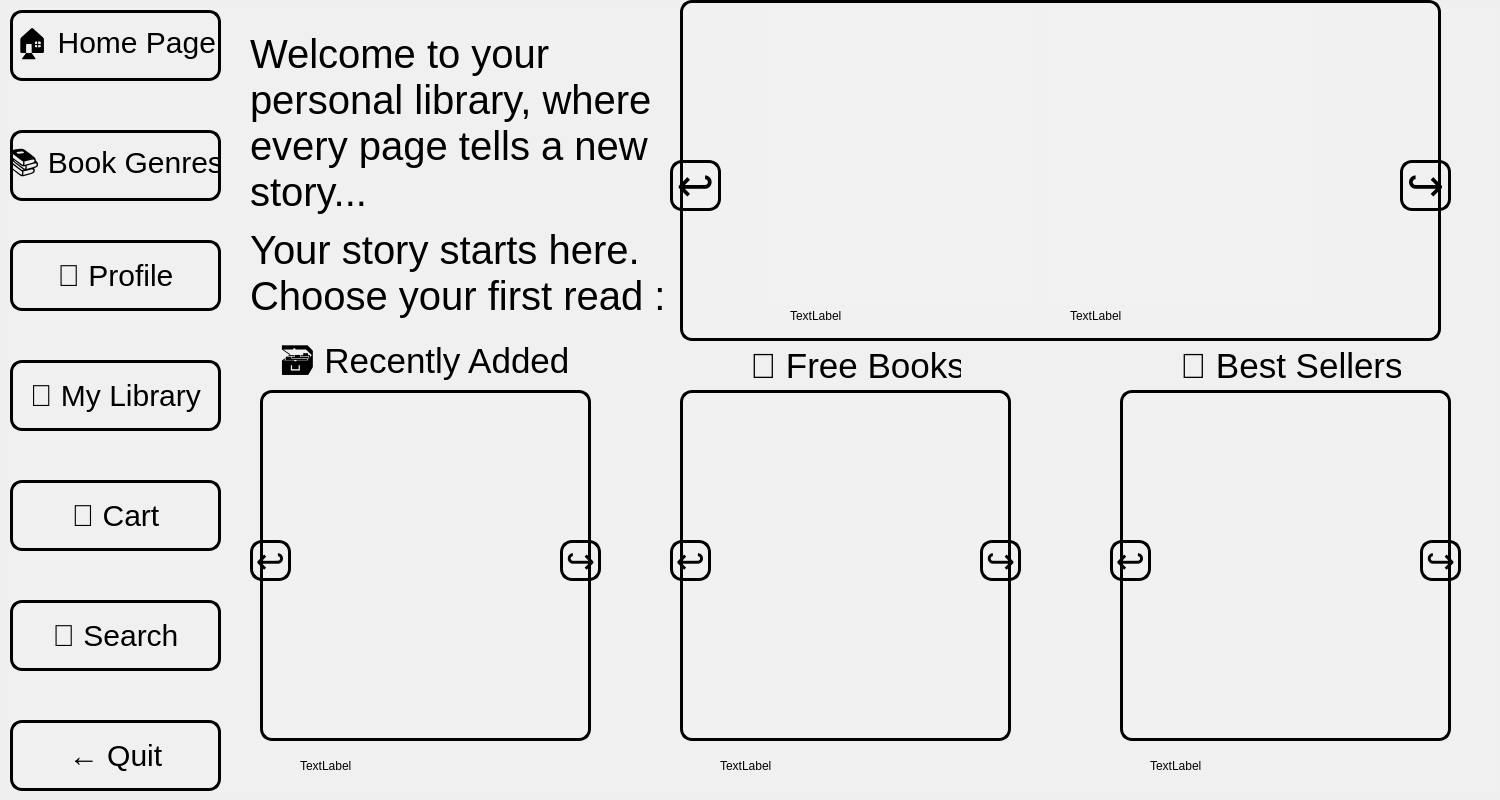
Qt form BookClubProject/appWindow/userwindow.ui (mohammadshirizadeh-sudo/book-club) before a commit.
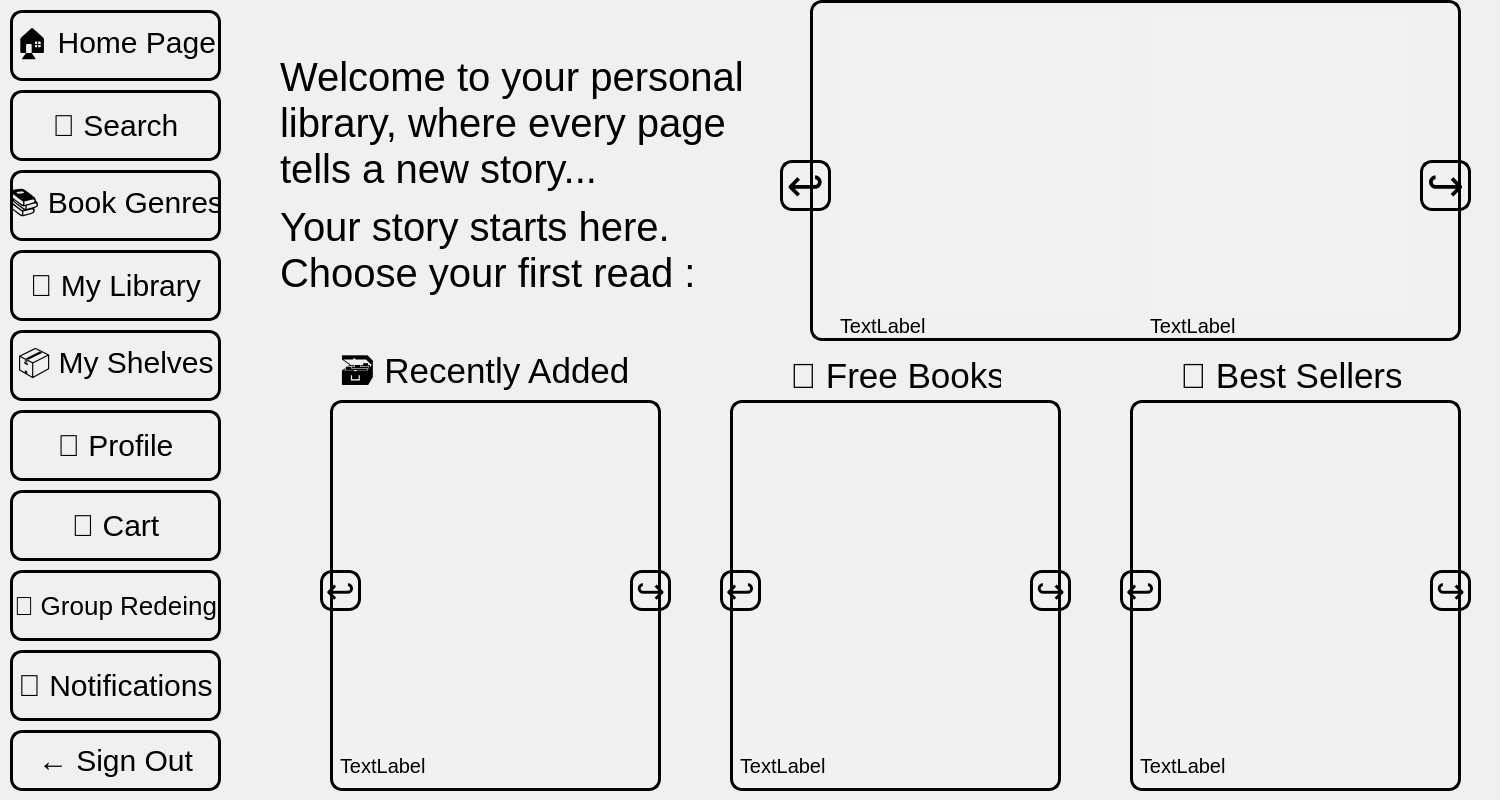
The same form after that commit. Icons and pictures are not drawn.

Commit message: added necessary push buttons for user window

Patch:
```diff
--- a/BookClubProject/appWindow/userwindow.ui
+++ b/BookClubProject/appWindow/userwindow.ui
@@ -66,7 +66,7 @@
     <property name="geometry">
      <rect>
       <x>10</x>
-      <y>240</y>
+      <y>410</y>
       <width>211</width>
       <height>71</height>
      </rect>
@@ -88,7 +88,7 @@
     <property name="geometry">
      <rect>
       <x>10</x>
-      <y>360</y>
+      <y>250</y>
       <width>211</width>
       <height>71</height>
      </rect>
@@ -110,7 +110,7 @@
     <property name="geometry">
      <rect>
       <x>10</x>
-      <y>480</y>
+      <y>490</y>
       <width>211</width>
       <height>71</height>
      </rect>
@@ -132,7 +132,7 @@
     <property name="geometry">
      <rect>
       <x>10</x>
-      <y>600</y>
+      <y>90</y>
       <width>211</width>
       <height>71</height>
      </rect>
@@ -154,9 +154,9 @@
     <property name="geometry">
      <rect>
       <x>10</x>
-      <y>720</y>
+      <y>730</y>
       <width>211</width>
-      <height>71</height>
+      <height>61</height>
      </rect>
     </property>
     <property name="styleSheet">
@@ -169,14 +169,14 @@
 }</string>
     </property>
     <property name="text">
-     <string>← Quit</string>
+     <string>← Sign Out</string>
     </property>
    </widget>
    <widget class="QPushButton" name="pushButton_7">
     <property name="geometry">
      <rect>
       <x>10</x>
-      <y>130</y>
+      <y>170</y>
       <width>211</width>
       <height>71</height>
      </rect>
@@ -197,9 +197,9 @@
    <widget class="QLabel" name="label_2">
     <property name="geometry">
      <rect>
-      <x>250</x>
+      <x>280</x>
       <y>20</y>
-      <width>431</width>
+      <width>481</width>
       <height>311</height>
      </rect>
     </property>
@@ -222,8 +222,8 @@
    <widget class="QLabel" name="label_4">
     <property name="geometry">
      <rect>
-      <x>280</x>
-      <y>340</y>
+      <x>340</x>
+      <y>350</y>
       <width>291</width>
       <height>51</height>
      </rect>
@@ -243,8 +243,8 @@
    <widget class="QLabel" name="label_5">
     <property name="geometry">
      <rect>
-      <x>750</x>
-      <y>340</y>
+      <x>790</x>
+      <y>350</y>
       <width>211</width>
       <height>51</height>
      </rect>
@@ -265,7 +265,7 @@
     <property name="geometry">
      <rect>
       <x>1180</x>
-      <y>340</y>
+      <y>350</y>
       <width>221</width>
       <height>51</height>
      </rect>
@@ -285,8 +285,8 @@
    <widget class="QPushButton" name="nextPushButton">
     <property name="geometry">
      <rect>
-      <x>980</x>
-      <y>540</y>
+      <x>1030</x>
+      <y>570</y>
       <width>41</width>
       <height>41</height>
      </rect>
@@ -306,8 +306,8 @@
    <widget class="QPushButton" name="prevPushButton">
     <property name="geometry">
      <rect>
-      <x>670</x>
-      <y>540</y>
+      <x>720</x>
+      <y>570</y>
       <width>41</width>
       <height>41</height>
      </rect>
@@ -327,7 +327,7 @@
    <widget class="QPushButton" name="nextRecPushButton">
     <property name="geometry">
      <rect>
-      <x>1400</x>
+      <x>1420</x>
       <y>160</y>
       <width>51</width>
       <height>51</height>
@@ -347,7 +347,7 @@
    <widget class="QPushButton" name="prevRecPushButton">
     <property name="geometry">
      <rect>
-      <x>670</x>
+      <x>780</x>
       <y>160</y>
       <width>51</width>
       <height>51</height>
@@ -367,8 +367,8 @@
    <widget class="QPushButton" name="prevNewPushButton">
     <property name="geometry">
      <rect>
-      <x>250</x>
-      <y>540</y>
+      <x>320</x>
+      <y>570</y>
       <width>41</width>
       <height>41</height>
      </rect>
@@ -388,8 +388,8 @@
    <widget class="QPushButton" name="nextNewPushButton">
     <property name="geometry">
      <rect>
-      <x>560</x>
-      <y>540</y>
+      <x>630</x>
+      <y>570</y>
       <width>41</width>
       <height>41</height>
      </rect>
@@ -409,8 +409,8 @@
    <widget class="QPushButton" name="prevBestSellerPushButton">
     <property name="geometry">
      <rect>
-      <x>1110</x>
-      <y>540</y>
+      <x>1120</x>
+      <y>570</y>
       <width>41</width>
       <height>41</height>
      </rect>
@@ -429,8 +429,8 @@
    <widget class="QPushButton" name="nextBestSellerPushButton">
     <property name="geometry">
      <rect>
-      <x>1420</x>
-      <y>540</y>
+      <x>1430</x>
+      <y>570</y>
       <width>41</width>
       <height>41</height>
      </rect>
@@ -449,10 +449,10 @@
    <widget class="QLabel" name="newBooksLabel">
     <property name="geometry">
      <rect>
-      <x>260</x>
-      <y>390</y>
+      <x>330</x>
+      <y>400</y>
       <width>331</width>
-      <height>351</height>
+      <height>391</height>
      </rect>
     </property>
     <property name="styleSheet">
@@ -466,10 +466,10 @@
    <widget class="QLabel" name="freeBooksLabel">
     <property name="geometry">
      <rect>
-      <x>680</x>
-      <y>390</y>
+      <x>730</x>
+      <y>400</y>
       <width>331</width>
-      <height>351</height>
+      <height>391</height>
      </rect>
     </property>
     <property name="styleSheet">
@@ -483,9 +483,9 @@
    <widget class="QLabel" name="recommendedBooksLabel">
     <property name="geometry">
      <rect>
-      <x>680</x>
+      <x>810</x>
       <y>0</y>
-      <width>761</width>
+      <width>651</width>
       <height>341</height>
      </rect>
     </property>
@@ -500,15 +500,16 @@
    <widget class="QLabel" name="recommendedBooksTitleLabel1">
     <property name="geometry">
      <rect>
-      <x>790</x>
-      <y>300</y>
-      <width>231</width>
+      <x>840</x>
+      <y>310</y>
+      <width>261</width>
       <height>31</height>
      </rect>
     </property>
     <property name="styleSheet">
      <string notr="true">background: transparent;
-color: rgb(0, 0, 0);</string>
+color: rgb(0, 0, 0);
+font-size: 20px;</string>
     </property>
     <property name="text">
      <string>TextLabel</string>
@@ -517,14 +518,15 @@
    <widget class="QLabel" name="freeBooksTitleLabel">
     <property name="geometry">
      <rect>
-      <x>720</x>
+      <x>740</x>
       <y>750</y>
-      <width>271</width>
+      <width>311</width>
       <height>31</height>
      </rect>
     </property>
     <property name="styleSheet">
-     <string notr="true">background: transparent;
+     <string notr="true">font-size: 20px; 
+background: transparent;
 color: rgb(0, 0, 0);</string>
     </property>
     <property name="text">
@@ -534,14 +536,15 @@
    <widget class="QLabel" name="newBooksTitleLabel">
     <property name="geometry">
      <rect>
-      <x>300</x>
+      <x>340</x>
       <y>750</y>
-      <width>241</width>
+      <width>311</width>
       <height>31</height>
      </rect>
     </property>
     <property name="styleSheet">
-     <string notr="true">background: transparent;
+     <string notr="true">font-size: 20px;
+background: transparent;
 color: rgb(0, 0, 0);</string>
     </property>
     <property name="text">
@@ -551,15 +554,16 @@
    <widget class="QLabel" name="recommendedBooksTitleLabel2">
     <property name="geometry">
      <rect>
-      <x>1070</x>
-      <y>300</y>
-      <width>231</width>
+      <x>1150</x>
+      <y>310</y>
+      <width>261</width>
       <height>31</height>
      </rect>
     </property>
     <property name="styleSheet">
      <string notr="true">background: transparent;
-color: rgb(0, 0, 0);</string>
+color: rgb(0, 0, 0);
+font-size: 20px;</string>
     </property>
     <property name="text">
      <string>TextLabel</string>
@@ -568,9 +572,9 @@
    <widget class="QLabel" name="recommendedBooksLabel1">
     <property name="geometry">
      <rect>
-      <x>770</x>
-      <y>10</y>
-      <width>261</width>
+      <x>840</x>
+      <y>20</y>
+      <width>281</width>
       <height>291</height>
      </rect>
     </property>
@@ -584,8 +588,8 @@
    <widget class="QLabel" name="recommendedBooksLabel2">
     <property name="geometry">
      <rect>
-      <x>1050</x>
-      <y>10</y>
+      <x>1150</x>
+      <y>20</y>
       <width>261</width>
       <height>291</height>
      </rect>
@@ -600,10 +604,10 @@
    <widget class="QLabel" name="bestSellersLabel">
     <property name="geometry">
      <rect>
-      <x>1120</x>
-      <y>390</y>
+      <x>1130</x>
+      <y>400</y>
       <width>331</width>
-      <height>351</height>
+      <height>391</height>
      </rect>
     </property>
     <property name="styleSheet">
@@ -617,20 +621,87 @@
    <widget class="QLabel" name="bestSellersTitleLabel">
     <property name="geometry">
      <rect>
-      <x>1150</x>
+      <x>1140</x>
       <y>750</y>
-      <width>271</width>
+      <width>311</width>
       <height>31</height>
      </rect>
     </property>
     <property name="styleSheet">
-     <string notr="true">background: transparent;
+     <string notr="true">font-size: 20px;
+background: transparent;
 color: rgb(0, 0, 0);</string>
     </property>
     <property name="text">
      <string>TextLabel</string>
     </property>
    </widget>
+   <widget class="QPushButton" name="pushButton_8">
+    <property name="geometry">
+     <rect>
+      <x>10</x>
+      <y>330</y>
+      <width>211</width>
+      <height>71</height>
+     </rect>
+    </property>
+    <property name="styleSheet">
+     <string notr="true">QPushButton {
+	font: 700 9pt &quot;Script MT Bold&quot;;
+	font-size:30px;
+	color: rgb(0, 0, 0);
+	border: 3px solid black;
+	border-radius: 12px;
+}</string>
+    </property>
+    <property name="text">
+     <string>📦 My Shelves</string>
+    </property>
+   </widget>
+   <widget class="QPushButton" name="pushButton_9">
+    <property name="geometry">
+     <rect>
+      <x>10</x>
+      <y>650</y>
+      <width>211</width>
+      <height>71</height>
+     </rect>
+    </property>
+    <property name="styleSheet">
+     <string notr="true">QPushButton {
+	font: 700 9pt &quot;Script MT Bold&quot;;
+	font-size:30px;
+	color: rgb(0, 0, 0);
+	border: 3px solid black;
+	border-radius: 12px;
+}</string>
+    </property>
+    <property name="text">
+     <string>🔔 Notifications</string>
+    </property>
+   </widget>
+   <widget class="QPushButton" name="pushButton_10">
+    <property name="geometry">
+     <rect>
+      <x>10</x>
+      <y>570</y>
+      <width>211</width>
+      <height>71</height>
+     </rect>
+    </property>
+    <property name="styleSheet">
+     <string notr="true">QPushButton {
+	font: 700 9pt &quot;Script MT Bold&quot;;
+	font-size:26px;
+	color: rgb(0, 0, 0);
+	border: 3px solid black;
+	border-radius: 12px;
+}</string>
+    </property>
+    <property name="text">
+     <string>👥 Group Redeing</string>
+    </property>
+   </widget>
    <zorder>bestSellersLabel</zorder>
    <zorder>recommendedBooksLabel</zorder>
    <zorder>freeBooksLabel</zorder>
```
Left out of the diff: 3 changed lines with no effect on the pictures.
